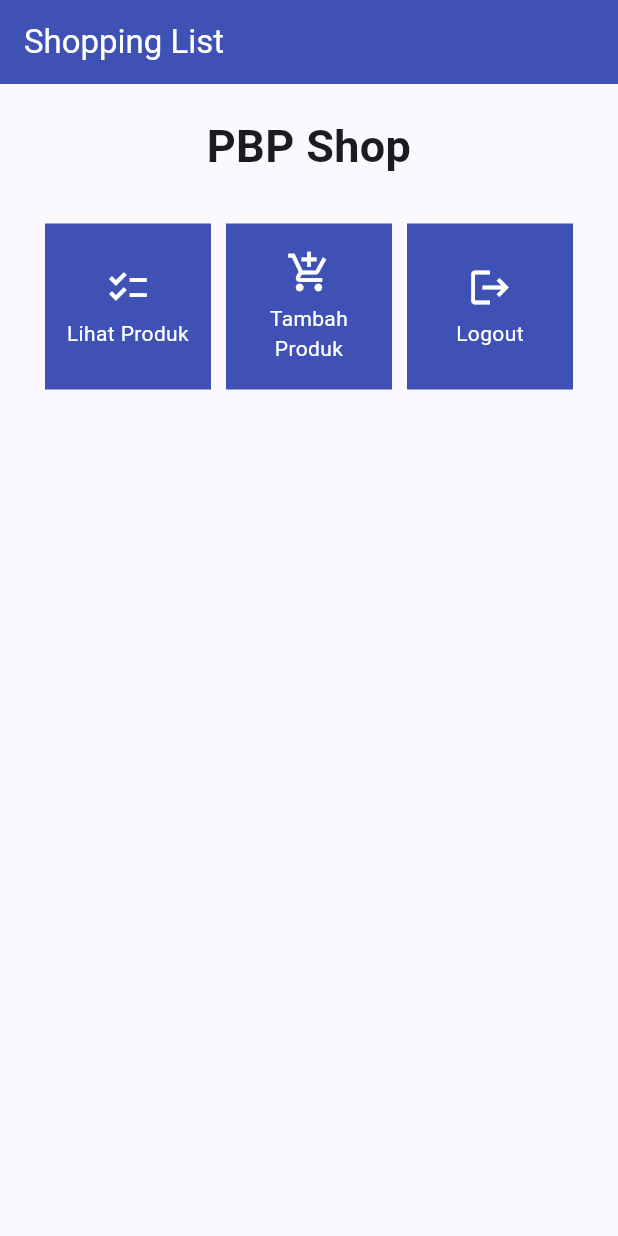
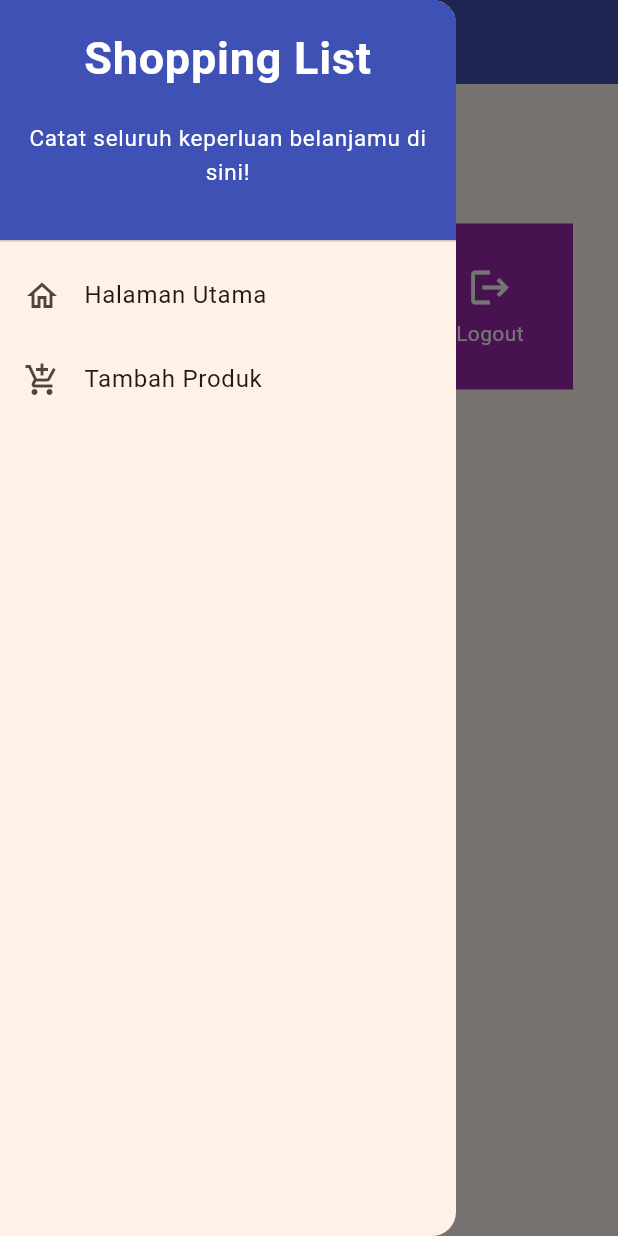
Before and after one commit to codaaa19/shopping-list-mobile, a Flutter app: the screen it shows after launch, with the side drawer open (before the commit the screen has no drawer), on a phone screen of 412 x 824 dp. Run offline on Flutter 3.47's test engine with Material 2 defaults, Android fonts, the phone set to English and light mode, and no system bars.

Commit message:
TUTORIAL 7

```diff
--- a/lib/main.dart
+++ b/lib/main.dart
@@ -1,5 +1,5 @@
 import 'package:flutter/material.dart';
-import 'package:shopping_list/menu.dart';
+import 'package:shopping_list/screens/menu.dart';
 
 void main() {
   runApp(const MyApp());
@@ -28,8 +28,8 @@ class MyApp extends StatelessWidget {
         // restart instead.
         //
         // This works for code too, not just values: Most code changes can be
-        // tested with just a hot reload.
-        colorScheme: ColorScheme.fromSeed(seedColor: Colors.indigo),
+        // tested with just a hot reload
+        colorScheme: ColorScheme.fromSeed(seedColor: Colors.orange),
         useMaterial3: true,
       ),
       home: MyHomePage()
--- a/lib/menu.dart
+++ b/lib/screens/menu.dart
@@ -1,11 +1,15 @@
 import 'package:flutter/material.dart';
+import 'package:shopping_list/screens/shoplist_form.dart';
+import 'package:shopping_list/widgets/left_drawer.dart';
+// TODO: Impor halaman ShopFormPage jika sudah dibuat
+
 
 class MyHomePage extends StatelessWidget {
       MyHomePage({Key? key}) : super(key: key);
   final List<ShopItem> items = [
-    ShopItem("Lihat Produk", Icons.checklist),
-    ShopItem("Tambah Produk", Icons.add_shopping_cart),
-    ShopItem("Logout", Icons.logout),
+    ShopItem("Lihat Item", Icons.checklist, Colors.black),
+    ShopItem("Tambah Item", Icons.add_shopping_cart, Colors.blue),
+    ShopItem("Logout", Icons.logout, Colors.purple),
     ];
 
   // This widget is the home page of your application. It is stateful, meaning
@@ -25,7 +29,10 @@ class MyHomePage extends StatelessWidget {
           style: TextStyle(color: Colors.white),
         ),
         backgroundColor: Colors.indigo,
+        foregroundColor: Colors.white,
       ),
+
+      drawer: const LeftDrawer(),
       body: SingleChildScrollView(
         // Widget wrapper yang dapat discroll
         child: Padding(
@@ -70,8 +77,9 @@ class MyHomePage extends StatelessWidget {
 class ShopItem {
   final String name;
   final IconData icon;
+  final Color color;
 
-  ShopItem(this.name, this.icon);
+  ShopItem(this.name, this.icon, this.color);
 }
 
 class ShopCard extends StatelessWidget {
@@ -82,7 +90,7 @@ class ShopCard extends StatelessWidget {
   @override
   Widget build(BuildContext context) {
     return Material(
-      color: Colors.indigo,
+      color: item.color,
       child: InkWell(
         // Area responsive terhadap sentuhan
         onTap: () {
@@ -90,7 +98,15 @@ class ShopCard extends StatelessWidget {
           ScaffoldMessenger.of(context)
             ..hideCurrentSnackBar()
             ..showSnackBar(SnackBar(
-                content: Text("Kamu telah menekan tombol ${item.name}!")));
+                content: Text("Kamu telah menekan tombol ${item.name}!"), backgroundColor: item.color));
+                // Navigate ke route yang sesuai (tergantung jenis tombol)
+              if (item.name == "Tambah Item") {
+                Navigator.push(
+                context,
+                MaterialPageRoute(
+                  builder: (context) => const ShopFormPage(),
+                ));
+              }
         },
         child: Container(
           // Container untuk menyimpan Icon dan Text
--- /dev/null
+++ b/lib/widgets/left_drawer.dart
@@ -0,0 +1,69 @@
+import 'package:flutter/material.dart';
+import 'package:shopping_list/screens/menu.dart';
+import 'package:shopping_list/screens/shoplist_form.dart';
+
+class LeftDrawer extends StatelessWidget {
+  const LeftDrawer({super.key});
+
+  @override
+  Widget build(BuildContext context) {
+    return Drawer(
+      child: ListView(
+        children: [
+          const DrawerHeader(
+            decoration: BoxDecoration(
+              color: Colors.indigo,
+            ),
+            child: Column(
+              children: [
+                Text(
+                  'Shopping List',
+                  textAlign: TextAlign.center,
+                  style: TextStyle(
+                    fontSize: 30,
+                    fontWeight: FontWeight.bold,
+                    color: Colors.white,
+                  ),
+                ),
+                Padding(padding: EdgeInsets.all(10)),
+                Text(
+                  "Catat seluruh keperluan belanjamu di sini!",
+                  style:  TextStyle(
+                    fontSize: 15,
+                    color:  Colors.white,
+                    fontWeight:  FontWeight.normal,
+                  ),
+                  textAlign: TextAlign.center,
+                ),
+              ],
+            ),
+          ),
+          ListTile(
+            leading: const Icon(Icons.home_outlined),
+            title: const Text('Halaman Utama'),
+            // Bagian redirection ke MyHomePage
+            onTap: () {
+              Navigator.pushReplacement(
+                  context,
+                  MaterialPageRoute(
+                    builder: (context) => MyHomePage(),
+                  ));
+            },
+          ),
+          ListTile(
+            leading: const Icon(Icons.add_shopping_cart),
+            title: const Text('Tambah Produk'),
+            // Bagian redirection ke ShopFormPage
+            onTap: () {
+              Navigator.push(
+                  context,
+                  MaterialPageRoute(
+                    builder: (context) => const ShopFormPage(),
+                  ));
+            },
+          ),
+        ],
+      ),
+    );
+  }
+}
--- /dev/null
+++ b/lib/widgets/shop_card.dart
@@ -0,0 +1,52 @@
+import 'package:flutter/material.dart';
+import 'package:shopping_list/screens/menu.dart';
+import 'package:shopping_list/screens/shoplist_form.dart';
+
+class ShopCard extends StatelessWidget {
+  final ShopItem item;
+
+  const ShopCard(this.item, {super.key}); // Constructor
+
+  @override
+  Widget build(BuildContext context) {
+    return Material(
+      color: item.color,
+      child: InkWell(
+        // Area responsive terhadap sentuhan
+        onTap: () {
+          // Memunculkan SnackBar ketika diklik
+          ScaffoldMessenger.of(context)
+            ..hideCurrentSnackBar()
+            ..showSnackBar(SnackBar(
+                content: Text("Kamu telah menekan tombol ${item.name}!")));
+              if (item.name == "Tambah Produk") {
+                  Navigator.push(context,
+                      MaterialPageRoute(builder: (context) => const ShopFormPage()));
+              }
+        },
+        child: Container(
+          // Container untuk menyimpan Icon dan Text
+          padding: const EdgeInsets.all(8),
+          child: Center(
+            child: Column(
+              mainAxisAlignment: MainAxisAlignment.center,
+              children: [
+                Icon(
+                  item.icon,
+                  color: Colors.white,
+                  size: 30.0,
+                ),
+                const Padding(padding: EdgeInsets.all(3)),
+                Text(
+                  item.name,
+                  textAlign: TextAlign.center,
+                  style: const TextStyle(color: Colors.white),
+                ),
+              ],
+            ),
+          ),
+        ),
+      ),
+    );
+  }
+}
```
Also changed, not shown: lib/screens/shoplist_form.dart (added, +160 -0 lines).
